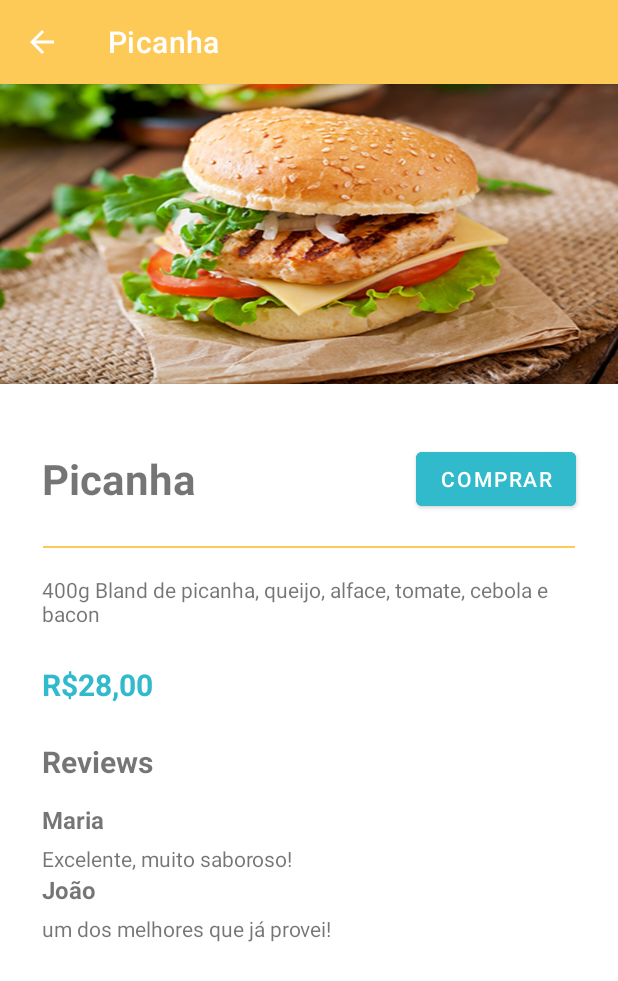
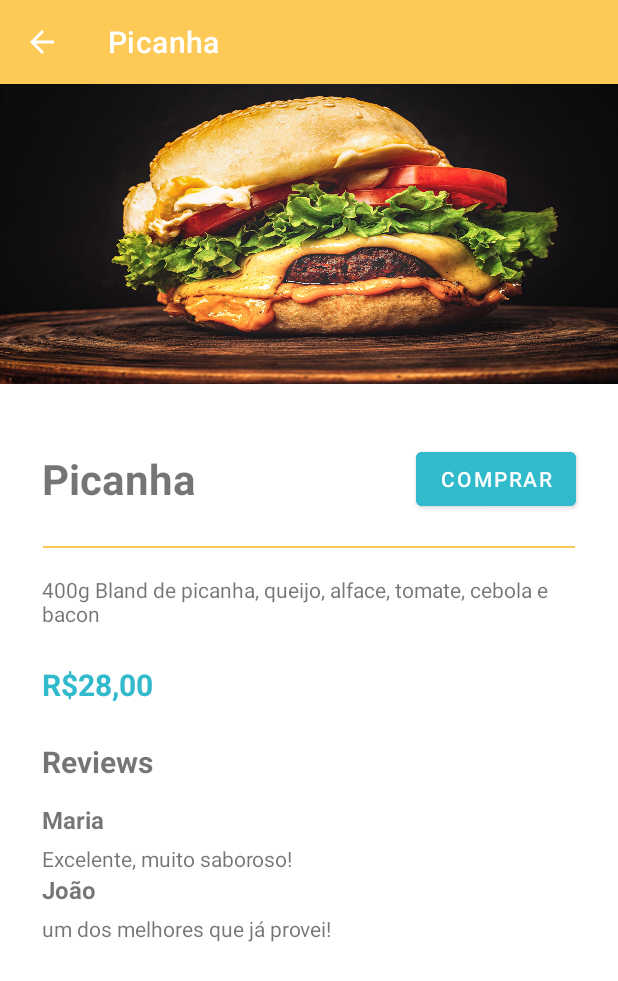
Before and after one commit to Tamiresp/Restaurant, an Android app: the screen it shows after launch (FoodDetailActivity), after a tap on "Picanha", on a phone screen of 412 x 824 dp. Shown: the top 981 px of the screen. Run offline under Robolectric (Android 15) with nearby library versions, the phone set to English and light mode, and no system bars.

Commit message:
Image Detail

```diff
--- a/app/build.gradle
+++ b/app/build.gradle
@@ -10,7 +10,7 @@ android {
 
     defaultConfig {
         applicationId "com.example.restaurant"
-        minSdkVersion 16
+        minSdkVersion 21
         targetSdkVersion 30
         versionCode 1
         versionName "1.0"
--- a/app/src/main/java/com/example/restaurant/Food.kt
+++ b/app/src/main/java/com/example/restaurant/Food.kt
@@ -4,7 +4,7 @@ import android.graphics.drawable.Drawable
 
 data class Food(
     val name: String,
-    val img: Drawable,
+    val img: Int,
     val price: String,
     val desc: String
 )
--- a/app/src/main/java/com/example/restaurant/activities/FoodDetailActivity.kt
+++ b/app/src/main/java/com/example/restaurant/activities/FoodDetailActivity.kt
@@ -4,6 +4,7 @@ import android.content.Intent
 import android.os.Bundle
 import android.view.MenuItem
 import android.widget.Button
+import android.widget.ImageView
 import android.widget.TextView
 import androidx.appcompat.app.AlertDialog
 import androidx.appcompat.app.AppCompatActivity
@@ -29,6 +30,7 @@ class FoodDetailActivity : AppCompatActivity() {
         val name: String? = intent.getStringExtra("name")
         val price: String? = intent.getStringExtra("price")
         val desc: String? = intent.getStringExtra("description")
+        val img = intent.getIntExtra("img", 0)
 
         supportActionBar?.title = name
 
@@ -39,10 +41,10 @@ class FoodDetailActivity : AppCompatActivity() {
             )
         )
 
-
         findViewById<TextView>(R.id.food_title).text = name
         findViewById<TextView>(R.id.priceDetail).text = price
         findViewById<TextView>(R.id.description_food).text = desc
+        findViewById<ImageView>(R.id.food_image).setImageDrawable(getDrawable(img))
 
         findViewById<RecyclerView>(R.id.reviews_list).apply {
             layoutManager = LinearLayoutManager(context)
--- a/app/src/main/java/com/example/restaurant/activities/HomeActivity.kt
+++ b/app/src/main/java/com/example/restaurant/activities/HomeActivity.kt
@@ -24,19 +24,19 @@ class HomeActivity : AppCompatActivity() {
             listOf(
                 Food(
                     "X-Frango",
-                    resources.getDrawable(R.drawable.x_frango),
+                    R.drawable.x_frango,
                     "R$20,00",
                     getString(R.string.x_frango_text)
                 ),
                 Food(
                     "Picanha",
-                    resources.getDrawable(R.drawable.supremo),
+                    R.drawable.supremo,
                     "R$28,00",
                     getString(R.string.picanha_text)
                 ),
                 Food(
                     "Junior",
-                    resources.getDrawable(R.drawable.junior),
+                    R.drawable.junior,
                     "R$16,00",
                     getString(R.string.junior_text)
                 )
@@ -46,19 +46,19 @@ class HomeActivity : AppCompatActivity() {
             listOf(
                 Food(
                     "Refrigerante",
-                    resources.getDrawable(R.drawable.refrigerante),
+                    R.drawable.refrigerante,
                     "R$6,00",
                     getString(R.string.refri_text)
                 ),
                 Food(
                     "Drinks",
-                    resources.getDrawable(R.drawable.drinks2),
+                    R.drawable.drinks2,
                     "R$13,00",
                     getString(R.string.drink_text)
                 ),
                 Food(
                     "Cervejas",
-                    resources.getDrawable(R.drawable.cerveja),
+                    R.drawable.cerveja,
                     "R$7,00",
                     getString(R.string.cerveja_text)
                 )
--- a/app/src/main/java/com/example/restaurant/adapters/FoodAdapter.kt
+++ b/app/src/main/java/com/example/restaurant/adapters/FoodAdapter.kt
@@ -10,12 +10,12 @@ import android.widget.TextView
 import androidx.cardview.widget.CardView
 import androidx.recyclerview.widget.RecyclerView
 import com.example.restaurant.Food
+import com.example.restaurant.R
 import com.example.restaurant.activities.FoodDetailActivity
-import com.example.restaurant.R
 
-class FoodAdapter(var food: ArrayList<Food>, context: Context) :
+
+class FoodAdapter(private var food: ArrayList<Food>, private val context: Context) :
     RecyclerView.Adapter<FoodAdapter.FoodViewHolder>() {
-    private val context = context
     override fun onCreateViewHolder(parent: ViewGroup, viewType: Int) = FoodViewHolder(
         LayoutInflater.from(parent.context).inflate(R.layout.food_item, parent, false)
     )
@@ -27,7 +27,7 @@ class FoodAdapter(var food: ArrayList<Food>, context: Context) :
         holder.card.setOnClickListener {
             val intent = Intent(context, FoodDetailActivity::class.java).apply {
                 putExtra("name", holder.foodName.text)
-//                putExtra("img", holder.imgHamb.drawable)
+                putExtra("img", item.img)
                 putExtra("price", holder.price.text)
                 putExtra("description", item.desc)
 
@@ -46,7 +46,7 @@ class FoodAdapter(var food: ArrayList<Food>, context: Context) :
 
         fun bind(food: Food) {
             foodName.text = food.name
-            imgHamb.setImageDrawable(food.img)
+            imgHamb.setImageDrawable(context.getDrawable(food.img))
             price.text = food.price
         }
     }
--- a/app/src/main/java/com/example/restaurant/adapters/ReviewListAdapter.kt
+++ b/app/src/main/java/com/example/restaurant/adapters/ReviewListAdapter.kt
@@ -8,7 +8,7 @@ import androidx.recyclerview.widget.RecyclerView
 import com.example.restaurant.R
 import com.example.restaurant.Reviews
 
-class ReviewListAdapter(var reviews: ArrayList<Reviews>) :
+class ReviewListAdapter(private var reviews: ArrayList<Reviews>) :
     RecyclerView.Adapter<ReviewListAdapter.ReviewViewHolder>() {
     override fun onCreateViewHolder(parent: ViewGroup, viewType: Int) = ReviewViewHolder(
         LayoutInflater.from(parent.context).inflate(R.layout.review_item, parent, false)
--- a/app/src/main/res/layout/activity_food_detail.xml
+++ b/app/src/main/res/layout/activity_food_detail.xml
@@ -23,7 +23,6 @@
         android:layout_marginStart="28dp"
         android:layout_marginLeft="28dp"
         android:layout_marginTop="44dp"
-        android:text="X-Frango"
         android:textSize="28sp"
         android:textStyle="bold"
         app:layout_constraintStart_toStartOf="parent"
```
